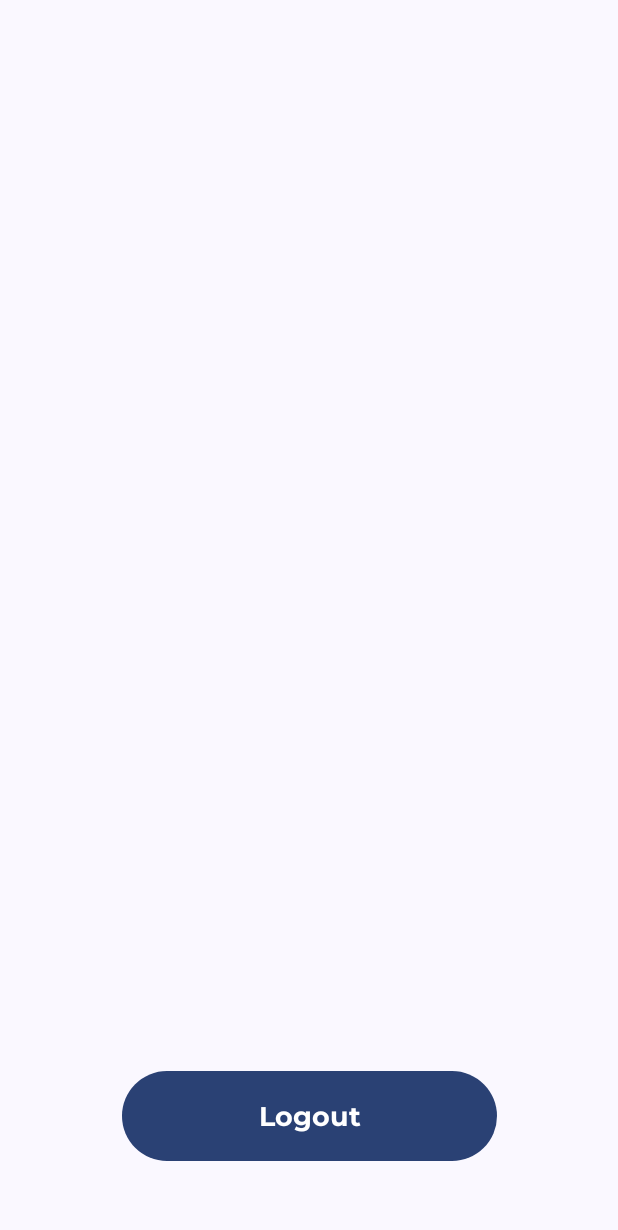
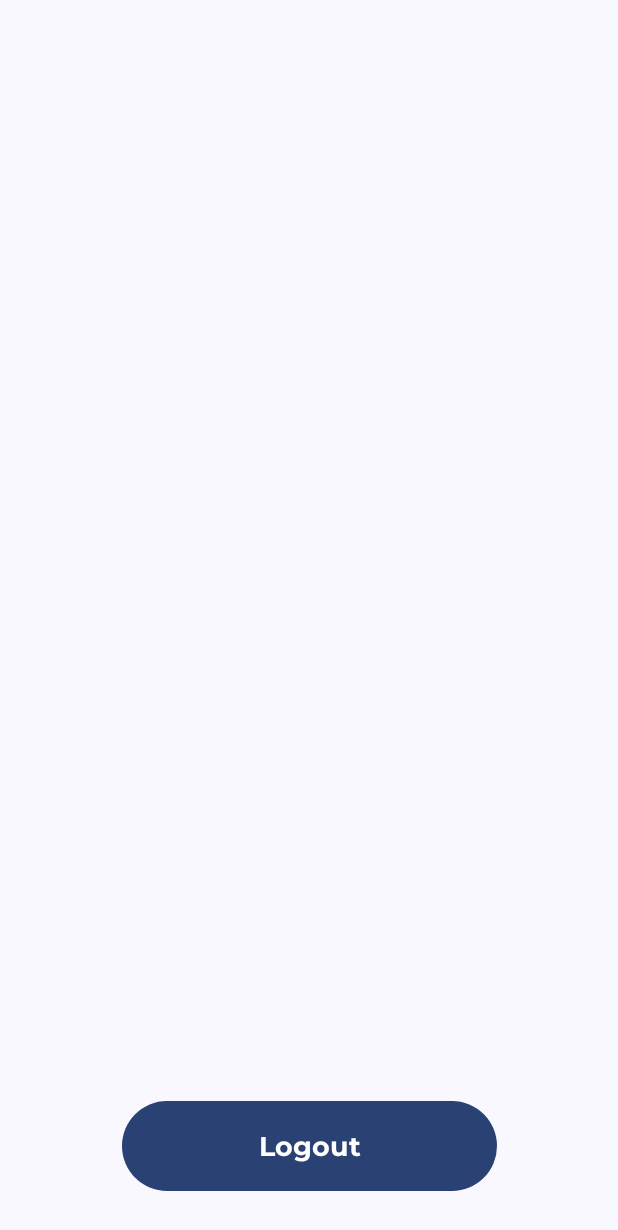
Before and after one commit to nxtgencat/NxtVentory, an Android app built with Jetpack Compose: the composable SignOutScreen shown on its own in the app's theme, on a phone screen of 412 x 824 dp. Shown: the top 1230 px of the screen. Run offline under Robolectric (Android 15) with nearby library versions, the phone set to English and light mode, and no system bars; Roboto replaces fonts that are not available here.

Commit message:
core fixes

```diff
--- a/app/src/main/java/cat/nxtventory/MainActivity.kt
+++ b/app/src/main/java/cat/nxtventory/MainActivity.kt
@@ -12,6 +12,7 @@ import androidx.compose.runtime.Composable
 import androidx.compose.ui.Modifier
 import cafe.adriel.voyager.navigator.Navigator
 import cat.nxtventory.meow.firebase.UserDataManager
+import cat.nxtventory.meow.nxtventory.ui.NxtVentory
 import cat.nxtventory.meow.welcome.WelcomeScreen
 import cat.nxtventory.ui.theme.NxtVentoryTheme
 
--- a/app/src/main/java/cat/nxtventory/meow/loyalty/LoyaltyScreen.kt
+++ b/app/src/main/java/cat/nxtventory/meow/loyalty/LoyaltyScreen.kt
@@ -24,7 +24,7 @@ fun LoyaltyScreen(innerPadding: PaddingValues) {
     Column(
         modifier = Modifier
             .fillMaxSize()
-            .padding(20.dp),
+            .padding(innerPadding),
         horizontalAlignment = Alignment.CenterHorizontally,
         verticalArrangement = Arrangement.Center
     ) {
--- a/app/src/main/java/cat/nxtventory/meow/refunds/RefundScreen.kt
+++ b/app/src/main/java/cat/nxtventory/meow/refunds/RefundScreen.kt
@@ -24,7 +24,7 @@ fun RefundScreen(innerPadding: PaddingValues) {
     Column(
         modifier = Modifier
             .fillMaxSize()
-            .padding(20.dp),
+            .padding(innerPadding),
         horizontalAlignment = Alignment.CenterHorizontally,
         verticalArrangement = Arrangement.Center
     ) {
--- a/app/src/main/java/cat/nxtventory/meow/settings/SettingScreen.kt
+++ b/app/src/main/java/cat/nxtventory/meow/settings/SettingScreen.kt
@@ -24,7 +24,7 @@ fun SettingsScreen(innerPadding: PaddingValues) {
     Column(
         modifier = Modifier
             .fillMaxSize()
-            .padding(20.dp),
+            .padding(innerPadding),
         horizontalAlignment = Alignment.CenterHorizontally,
         verticalArrangement = Arrangement.Center
     ) {
--- a/app/src/main/java/cat/nxtventory/meow/signin/data/SignInModel.kt
+++ b/app/src/main/java/cat/nxtventory/meow/signin/data/SignInModel.kt
@@ -6,7 +6,7 @@ import android.widget.Toast
 import androidx.compose.runtime.mutableStateOf
 import androidx.lifecycle.ViewModel
 import cafe.adriel.voyager.navigator.Navigator
-import cat.nxtventory.NxtVentory
+import cat.nxtventory.meow.nxtventory.ui.NxtVentory
 import cat.nxtventory.meow.firebase.FirebaseManager
 import cat.nxtventory.meow.firebase.UserDataManager
 import cat.nxtventory.meow.firebase.isEmailValid
--- a/app/src/main/java/cat/nxtventory/meow/signout/SignOutScreen.kt
+++ b/app/src/main/java/cat/nxtventory/meow/signout/SignOutScreen.kt
@@ -33,13 +33,13 @@ fun SignOutScreen(innerPadding: PaddingValues) {
     val context = LocalContext.current
 
     MaterialTheme(
-        typography = myTypography // Applying custom typography here
+        typography = myTypography
     ) {
 
         Column(
             modifier = Modifier
                 .fillMaxSize()
-                .padding(20.dp),
+                .padding(innerPadding),
             horizontalAlignment = Alignment.CenterHorizontally,
             verticalArrangement = Arrangement.Bottom
         ) {
--- a/app/src/main/java/cat/nxtventory/meow/vendor/VendorScreen.kt
+++ b/app/src/main/java/cat/nxtventory/meow/vendor/VendorScreen.kt
@@ -24,7 +24,7 @@ fun VendorScreen(innerPadding: PaddingValues) {
     Column(
         modifier = Modifier
             .fillMaxSize()
-            .padding(20.dp),
+            .padding(innerPadding),
         horizontalAlignment = Alignment.CenterHorizontally,
         verticalArrangement = Arrangement.Center
     ) {
```
Also changed, not shown: app/src/main/java/cat/nxtventory/meow/nxtventory/ui/NxtVentory.kt (renamed from app/src/main/java/cat/nxtventory/NxtVentory.kt, +2 -5 lines).
